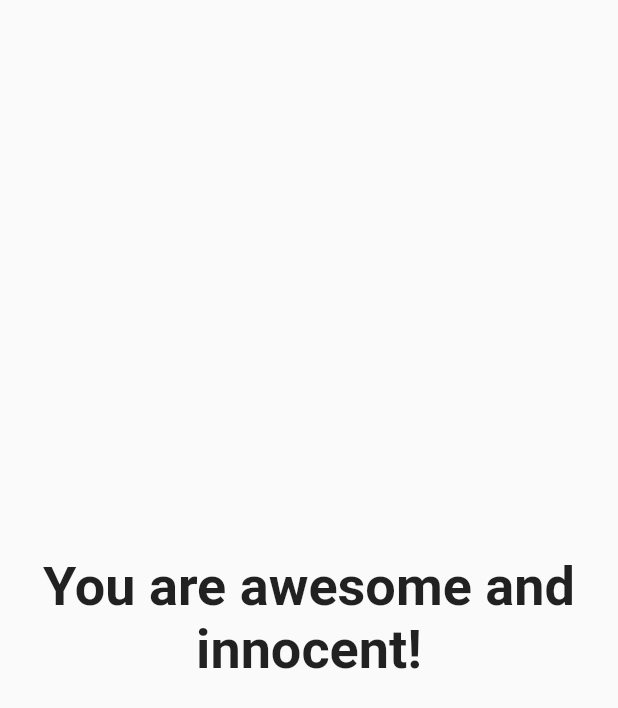
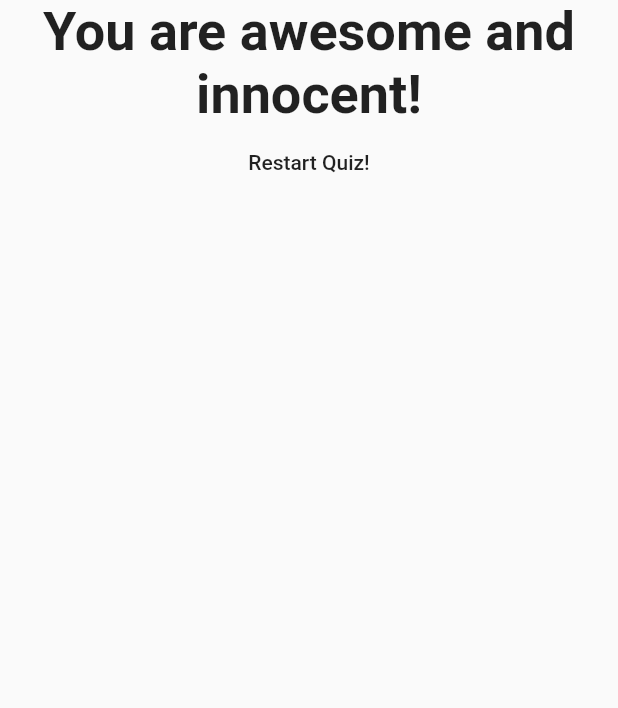
Before and after one commit to goki0524/flutter_quiz, a Flutter app: the Result widget shown alone on an empty page, opened directly with empty values, on a phone screen of 412 x 824 dp. Shown: the top 708 px of the screen. Run offline on Flutter 3.47's test engine with Material 2 defaults, Android fonts, the phone set to English and light mode, and no system bars.

Commit message:
Add resetButton

```diff
--- a/lib/result.dart
+++ b/lib/result.dart
@@ -2,8 +2,9 @@ import 'package:flutter/material.dart';
 
 class Result extends StatelessWidget {
   final int resultScore;
+  final Function resetHandler;
 
-  Result(this.resultScore);
+  Result(this.resultScore, this.resetHandler);
 
   String get resultPhrase {
     String resultText;
@@ -22,10 +23,18 @@ class Result extends StatelessWidget {
   @override
   Widget build(BuildContext context) {
     return Center(
-      child: Text(
-        resultPhrase,
-        style: TextStyle(fontSize: 36, fontWeight: FontWeight.bold),
-        textAlign: TextAlign.center,
+      child: Column(
+        children: <Widget>[
+          Text(
+            resultPhrase,
+            style: TextStyle(fontSize: 36, fontWeight: FontWeight.bold),
+            textAlign: TextAlign.center,
+          ),
+          FlatButton(
+            child: Text('Restart Quiz!'),
+            onPressed: resetHandler,
+          ),
+        ],
       ),
     );
   }
```
Also changed, not shown: lib/main.dart (+8 -1 lines).
